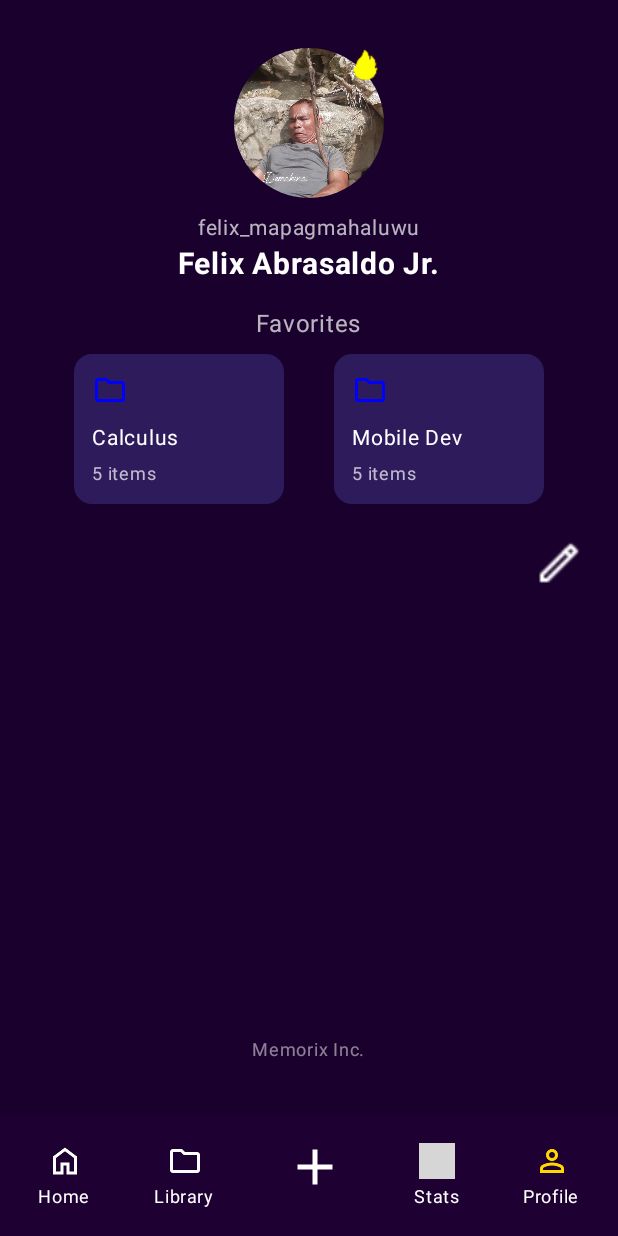
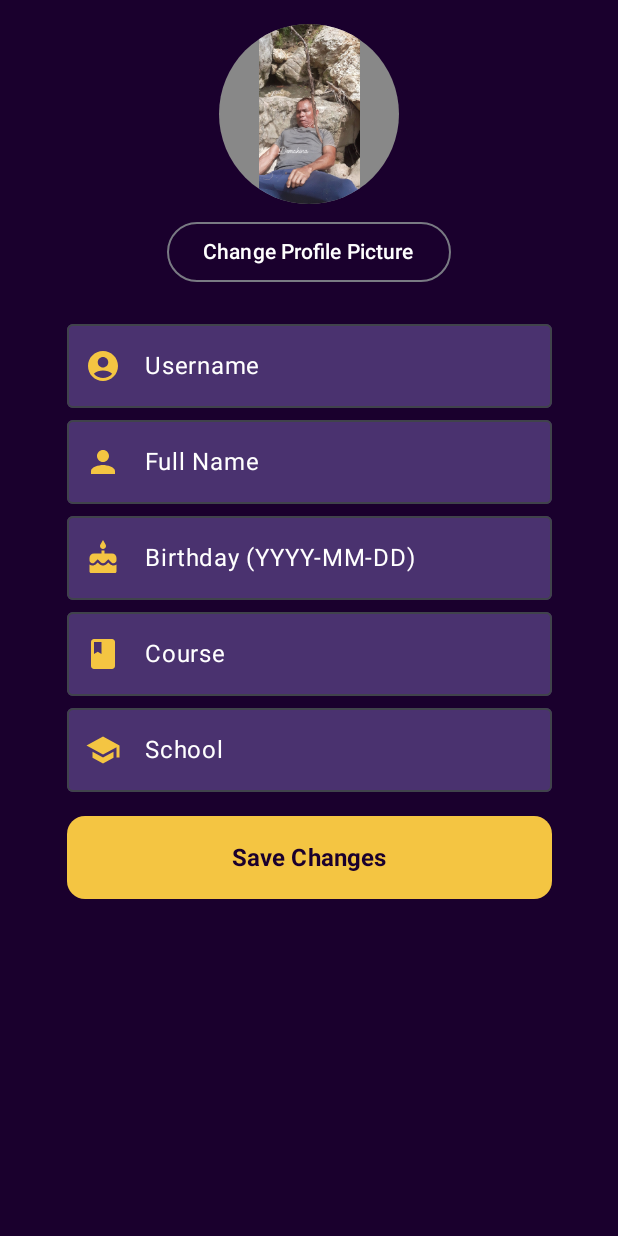
Before and after one commit to Andreauxx/MobDev-Project, an Android app built with Jetpack Compose: the ProfileScreen screen opened through its navigation route, after a tap on "Edit Profile", on a phone screen of 412 x 824 dp. Run offline under Robolectric (Android 15) with nearby library versions, the phone set to English and light mode, and no system bars; our stand-ins replace Firebase (no records; nobody signed in at launch, a user with empty details on screens opened directly), accompanist; pictures from the network do not load; grey boxes are pictures that could not be loaded.

Commit message:
Minor Fix
Added a new Database called Cloudinary it works together with Firebase as Cloudinary stores uploaded images and exports a url that can be saved in Firebase that can be fetched for the application

```diff
--- a/app/src/main/java/com/quadrants/memorix/AppNavigation.kt
+++ b/app/src/main/java/com/quadrants/memorix/AppNavigation.kt
@@ -35,6 +35,7 @@ fun AppNavigation(activity: MainActivity) {
             })
         }
 
+
         // Main Screens
         composable("home") { HomeScreen(navController, activity) }  // Pass activity here
         composable("folders") { LibraryScreen(navController) }
@@ -65,5 +66,17 @@ fun AppNavigation(activity: MainActivity) {
             UserDetailsScreen(navController, userId, name, email)
         }
 
+        // Interests Selection Screen (after user details)
+        composable("interests_selection/{userId}") { backStackEntry ->
+            val userId = backStackEntry.arguments?.getString("userId") ?: ""
+            InterestsSelectionScreen(navController, userId)
+        }
+
+        composable("edit_profile") {
+            EditProfileScreen(navController)
+        }
+
+
+
     }
 }
--- /dev/null
+++ b/app/src/main/java/com/quadrants/memorix/screens/EditProfileScreen.kt
@@ -0,0 +1,217 @@
+package com.quadrants.memorix.screens
+
+import android.content.Context
+import android.net.Uri
+import android.widget.Toast
+import android.os.Handler
+import android.os.Looper
+import android.util.Log
+import androidx.activity.compose.rememberLauncherForActivityResult
+import androidx.activity.result.contract.ActivityResultContracts
+import androidx.compose.foundation.background
+import androidx.compose.foundation.layout.*
+import androidx.compose.foundation.shape.CircleShape
+import androidx.compose.foundation.shape.RoundedCornerShape
+import androidx.compose.material.icons.Icons
+import androidx.compose.material.icons.filled.*
+import androidx.compose.material3.*
+import androidx.compose.runtime.*
+import androidx.compose.ui.Alignment
+import androidx.compose.ui.Modifier
+import androidx.compose.ui.draw.clip
+import androidx.compose.ui.graphics.Color
+import androidx.compose.ui.platform.LocalContext
+import androidx.compose.ui.text.font.FontWeight
+import androidx.compose.ui.unit.dp
+import androidx.compose.ui.unit.sp
+import androidx.navigation.NavController
+import coil.compose.AsyncImage
+import com.google.firebase.auth.FirebaseAuth
+import com.google.firebase.firestore.FirebaseFirestore
+import com.quadrants.memorix.R
+import com.quadrants.memorix.ui.theme.DarkViolet
+import com.quadrants.memorix.ui.theme.GoldenYellow
+import com.quadrants.memorix.utils.CloudinaryUploader
+import kotlinx.coroutines.launch
+import androidx.compose.ui.graphics.vector.ImageVector
+import androidx.compose.ui.text.font.FontFamily
+import com.quadrants.memorix.ui.theme.WorkSans
+
+
+@OptIn(ExperimentalMaterial3Api::class)
+@Composable
+fun EditProfileScreen(navController: NavController) {
+    val context = LocalContext.current
+    val firebaseAuth = FirebaseAuth.getInstance()
+    val firestore = FirebaseFirestore.getInstance()
+    val userId = firebaseAuth.currentUser?.uid
+
+    var username by remember { mutableStateOf("") }
+    var fullName by remember { mutableStateOf("") }
+    var birthday by remember { mutableStateOf("") }
+    var course by remember { mutableStateOf("") }
+    var school by remember { mutableStateOf("") }
+    var profilePictureUrl by remember { mutableStateOf("") }
+    var isLoading by remember { mutableStateOf(false) }
+
+    val coroutineScope = rememberCoroutineScope()
+
+    Text(text = "Edit Profile", color = DarkViolet, fontSize = 20.sp, fontWeight = FontWeight.Bold, fontFamily = WorkSans)
+    // Image Picker Launcher
+
+    val imagePickerLauncher = rememberLauncherForActivityResult(
+        contract = ActivityResultContracts.GetContent()
+    ) { uri: Uri? ->
+        uri?.let {
+            isLoading = true
+            coroutineScope.launch {
+                CloudinaryUploader.uploadImage(
+                    context = context,
+                    uri = it,
+                    onSuccess = { uploadedUrl ->
+                        Log.d("CloudinaryUpload", "Upload Successful: $uploadedUrl")
+                        profilePictureUrl = uploadedUrl
+                        updateProfilePictureInFirestore(userId, uploadedUrl, context)
+                        isLoading = false
+
+                        Handler(Looper.getMainLooper()).post {
+                            Toast.makeText(context, "Image uploaded successfully!", Toast.LENGTH_SHORT).show()
+                        }
+                    },
+                    onError = { error ->
+                        Log.e("CloudinaryUpload", "Upload Failed: $error")
+                        isLoading = false
+                        Handler(Looper.getMainLooper()).post {
+                            Toast.makeText(context, "Image upload failed! $error", Toast.LENGTH_SHORT).show()
+                        }
+                    }
+                )
+            }
+
+        }
+    }
+
+
+    // Fetch user data from Firestore
+    LaunchedEffect(userId) {
+        if (userId != null) {
+            firestore.collection("users").document(userId).get()
+                .addOnSuccessListener { document ->
+                    if (document.exists()) {
+                        username = document.getString("username") ?: ""
+                        fullName = document.getString("name") ?: ""
+                        birthday = document.getString("birthday") ?: ""
+                        course = document.getString("course") ?: ""
+                        school = document.getString("school") ?: ""
+                        profilePictureUrl = document.getString("profilePictureUrl") ?: ""
+                    }
+                }
+                .addOnFailureListener {
+                    Toast.makeText(context, "Failed to load profile", Toast.LENGTH_SHORT).show()
+                }
+        }
+    }
+
+    // UI
+    Box(
+        modifier = Modifier.fillMaxSize().background(DarkViolet)
+    ) {
+        Column(
+            modifier = Modifier.fillMaxWidth().padding(16.dp),
+            horizontalAlignment = Alignment.CenterHorizontally,
+            verticalArrangement = Arrangement.Center
+        ) {
+            // ✅ Profile Picture
+            AsyncImage(
+                model = if (profilePictureUrl.isNotEmpty()) profilePictureUrl else R.drawable.profile_placeholder,
+                contentDescription = "Profile Picture",
+                modifier = Modifier
+                    .size(120.dp)
+                    .clip(CircleShape)
+                    .background(Color.Gray)
+            )
+            Spacer(modifier = Modifier.height(8.dp))
+
+            OutlinedButton(onClick = { imagePickerLauncher.launch("image/*") }) {
+                Text("Change Profile Picture", color = Color.White)
+            }
+
+            Spacer(modifier = Modifier.height(16.dp))
+
+            // ✅ User Input Fields
+            CustomTextField(value = username, onValueChange = { username = it }, label = "Username", icon = Icons.Default.AccountCircle)
+            CustomTextField(value = fullName, onValueChange = { fullName = it }, label = "Full Name", icon = Icons.Default.Person)
+            CustomTextField(value = birthday, onValueChange = { birthday = it }, label = "Birthday (YYYY-MM-DD)", icon = Icons.Default.Cake)
+            CustomTextField(value = course, onValueChange = { course = it }, label = "Course", icon = Icons.Default.Book)
+            CustomTextField(value = school, onValueChange = { school = it }, label = "School", icon = Icons.Default.School)
+
+            Spacer(modifier = Modifier.height(16.dp))
+
+            // ✅ Save Button
+            Button(
+                onClick = {
+                    saveProfileChanges(userId, username, fullName, birthday, course, school, profilePictureUrl, context, navController)
+                },
+                colors = ButtonDefaults.buttonColors(containerColor = GoldenYellow),
+                shape = RoundedCornerShape(12.dp),
+                modifier = Modifier.fillMaxWidth(0.85f).height(55.dp)
+            ) {
+                Text(text = "Save Changes", color = DarkViolet, fontSize = 16.sp, fontWeight = FontWeight.Bold)
+            }
+
+            if (isLoading) {
+                Spacer(modifier = Modifier.height(16.dp))
+                CircularProgressIndicator(color = GoldenYellow)
+            }
+        }
+    }
+}
+
+
+
+// ✅ Function to Save Profile Changes
+fun saveProfileChanges(
+    userId: String?,
+    username: String,
+    fullName: String,
+    birthday: String,
+    course: String,
+    school: String,
+    profilePictureUrl: String,
+    context: Context,
+    navController: NavController
+) {
+    if (userId.isNullOrEmpty()) {
+        Toast.makeText(context, "User ID is missing.", Toast.LENGTH_SHORT).show()
+        return
+    }
+
+    val userData: Map<String, Any> = mapOf(
+        "username" to username,
+        "name" to fullName,
+        "birthday" to birthday,
+        "course" to course,
+        "school" to school,
+        "profilePictureUrl" to profilePictureUrl
+    )
+
+    FirebaseFirestore.getInstance().collection("users").document(userId).update(userData)
+        .addOnSuccessListener {
+            Toast.makeText(context, "Profile Updated!", Toast.LENGTH_SHORT).show()
+            navController.navigate("profile")
+        }
+        .addOnFailureListener { e ->
+            Toast.makeText(context, "Error: ${e.message}", Toast.LENGTH_SHORT).show()
+        }
+}
+
+// ✅ Function to Update Profile Picture in Firestore
+fun updateProfilePictureInFirestore(userId: String?, uploadedUrl: String, context: Context) {
+    userId?.let {
+        FirebaseFirestore.getInstance().collection("users").document(it)
+            .update("profilePictureUrl", uploadedUrl)
+            .addOnFailureListener {
+                Toast.makeText(context, "Failed to save profile picture URL", Toast.LENGTH_SHORT).show()
+            }
+    }
+}
--- a/app/src/main/java/com/quadrants/memorix/screens/ProfileScreen.kt
+++ b/app/src/main/java/com/quadrants/memorix/screens/ProfileScreen.kt
@@ -1,27 +1,77 @@
 package com.quadrants.memorix.screens
 
+import android.widget.Toast
+import androidx.compose.foundation.BorderStroke
+import androidx.compose.foundation.Image
 import androidx.compose.foundation.background
 import androidx.compose.foundation.layout.*
 import androidx.compose.foundation.shape.CircleShape
 import androidx.compose.foundation.shape.RoundedCornerShape
+import androidx.compose.material.icons.Icons
+import androidx.compose.material.icons.filled.Book
+import androidx.compose.material.icons.filled.Cake
+import androidx.compose.material.icons.filled.Email
+import androidx.compose.material.icons.filled.School
 import androidx.compose.material3.*
-import androidx.compose.runtime.Composable
+import androidx.compose.runtime.*
 import androidx.compose.ui.Alignment
 import androidx.compose.ui.Modifier
 import androidx.compose.ui.draw.clip
 import androidx.compose.ui.graphics.Color
+import androidx.compose.ui.graphics.vector.ImageVector
 import androidx.compose.ui.layout.ContentScale
 import androidx.compose.ui.res.painterResource
 import androidx.compose.ui.text.font.FontWeight
 import androidx.compose.ui.unit.dp
 import androidx.compose.ui.unit.sp
 import androidx.navigation.NavController
+import coil.compose.AsyncImage
+import com.google.firebase.auth.FirebaseAuth
+import com.google.firebase.firestore.FirebaseFirestore
 import com.quadrants.memorix.R
 import com.quadrants.memorix.ui.theme.DarkViolet
-import androidx.compose.foundation.Image
 
+@OptIn(ExperimentalMaterial3Api::class)
 @Composable
 fun ProfileScreen(navController: NavController) {
+    val firebaseAuth = remember { FirebaseAuth.getInstance() }
+    val firestore = remember { FirebaseFirestore.getInstance() }
+    val userId = firebaseAuth.currentUser?.uid
+
+    var username by remember { mutableStateOf("Loading...") }
+    var fullName by remember { mutableStateOf("Loading...") }
+    var email by remember { mutableStateOf("Loading...") }
+    var birthday by remember { mutableStateOf("Not Set") }
+    var course by remember { mutableStateOf("Not Set") }
+    var school by remember { mutableStateOf("Not Set") }
+    var isLoading by remember { mutableStateOf(true) }
+    var profilePictureUrl by remember { mutableStateOf("") }
+
+
+    // Fetch user data from Firestore
+    LaunchedEffect(userId) {
+        if (userId != null) {
+            firestore.collection("users").document(userId).get()
+                .addOnSuccessListener { document ->
+                    if (document.exists()) {
+                        username = document.getString("username") ?: "Unknown"
+                        fullName = document.getString("name") ?: "Unknown"
+                        email = document.getString("email") ?: "Unknown"
+                        birthday = document.getString("birthday") ?: "Not Set"
+                        course = document.getString("course") ?: "Not Set"
+                        school = document.getString("school") ?: "Not Set"
+                        profilePictureUrl = document.getString("profilePictureUrl") ?: "" // ✅ Fetch Profile Picture
+                    }
+                    isLoading = false
+                }
+                .addOnFailureListener {
+                    Toast.makeText(navController.context, "Failed to load profile", Toast.LENGTH_SHORT).show()
+                    isLoading = false
+                }
+        }
+    }
+
+
     Scaffold(
         bottomBar = {
             BottomNavBar(navController = navController, currentScreen = "profile", onPlusClick = {})
@@ -33,16 +83,22 @@ fun ProfileScreen(navController: NavController) {
                     .background(DarkViolet)
                     .padding(paddingValues)
             ) {
+                if (isLoading) {
+                    CircularProgressIndicator(
+                        color = Color.Yellow,
+                        modifier = Modifier.align(Alignment.Center)
+                    )
+                } else {
                     Column(
                         modifier = Modifier
                             .fillMaxSize()
                             .padding(horizontal = 16.dp, vertical = 32.dp),
                         horizontalAlignment = Alignment.CenterHorizontally
                     ) {
-                    // Profile Picture & Name
+                        // ✅ Profile Picture & Name
                         Box(contentAlignment = Alignment.TopEnd) {
-                        Image(
-                            painter = painterResource(id = R.drawable.profile_placeholder),
+                            AsyncImage(
+                                model = if (profilePictureUrl.isNotEmpty()) profilePictureUrl else R.drawable.profile_placeholder,
                                 contentDescription = "Profile Picture",
                                 contentScale = ContentScale.Crop,
                                 modifier = Modifier
@@ -58,12 +114,10 @@ fun ProfileScreen(navController: NavController) {
                         }
 
                         Spacer(modifier = Modifier.height(8.dp))
-                    Text("felix_mapagmahaluwu", fontSize = 14.sp, color = Color.White.copy(alpha = 0.7f))
-                    Text("Felix Abrasaldo Jr.", fontSize = 20.sp, fontWeight = FontWeight.Bold, color = Color.White)
+                        Text(username, fontSize = 14.sp, color = Color.White.copy(alpha = 0.7f))
+                        Text(fullName, fontSize = 20.sp, fontWeight = FontWeight.Bold, color = Color.White)
 
-                    Spacer(modifier = Modifier.height(16.dp))
-
-                    // Favorites Section
+                        // ✅ Favorites Section
                         Text("Favorites", fontSize = 16.sp, color = Color.White.copy(alpha = 0.7f))
                         Spacer(modifier = Modifier.height(8.dp))
 
@@ -75,30 +129,43 @@ fun ProfileScreen(navController: NavController) {
                             FavoriteFolder(name = "Mobile Dev", itemCount = 5)
                         }
 
+                        Spacer(modifier = Modifier.height(14.dp))
+
+                        // ✅ User Information
+                        ProfileDetail(icon = Icons.Default.Email, label = "Email", value = email)
+                        ProfileDetail(icon = Icons.Default.Cake, label = "Birthday", value = birthday)
+                        ProfileDetail(icon = Icons.Default.School, label = "School", value = school)
+                        ProfileDetail(icon = Icons.Default.Book, label = "Course", value = course)
+
                         Spacer(modifier = Modifier.height(16.dp))
 
-                    // Edit Button
-                    Box(
-                        modifier = Modifier.fillMaxWidth(),
-                        contentAlignment = Alignment.CenterEnd
-                    ) {
-                        IconButton(
-                            onClick = { /* Handle edit */ },
-                            modifier = Modifier.size(48.dp) // Increased size
+
+
+                        Spacer(modifier = Modifier.height(12.dp))
+
+                        // ✅ Edit Profile Button
+                        OutlinedButton(
+                            onClick = { navController.navigate("edit_profile") },
+                            colors = ButtonDefaults.buttonColors(containerColor = Color.Transparent),
+                            modifier = Modifier.fillMaxWidth(0.6f),
+                            border = BorderStroke(1.dp, Color.Yellow)
                         ) {
                             Icon(
                                 painter = painterResource(id = R.drawable.ic_edit),
                                 contentDescription = "Edit Profile",
                                 tint = Color.White,
-                                modifier = Modifier.size(32.dp) // Increased icon size
+                                modifier = Modifier.size(24.dp)
                             )
+                            Spacer(modifier = Modifier.width(8.dp))
+                            Text(text = "Edit Profile", fontSize = 14.sp, color = Color.White)
                         }
-                    }
+
 
                         Spacer(modifier = Modifier.weight(1f))
 
-                    // Footer
+                        // ✅ Footer
                         Text("Memorix Inc.", fontSize = 12.sp, color = Color.White.copy(alpha = 0.5f))
+                    }
                 }
             }
         }
@@ -106,10 +173,24 @@ fun ProfileScreen(navController: NavController) {
 }
 
 @Composable
+fun ProfileDetail(icon: ImageVector, label: String, value: String) {
+    Row(
+        modifier = Modifier.fillMaxWidth().padding(vertical = 8.dp),
+        verticalAlignment = Alignment.CenterVertically
+    ) {
+        Icon(imageVector = icon, contentDescription = label, tint = Color.Yellow, modifier = Modifier.size(24.dp))
+        Spacer(modifier = Modifier.width(12.dp))
+        Column {
+            Text(text = label, fontSize = 12.sp, color = Color.White.copy(alpha = 0.7f))
+            Text(text = value, fontSize = 16.sp, color = Color.White, fontWeight = FontWeight.Bold)
+        }
+    }
+}
+
+@Composable
 fun FavoriteFolder(name: String, itemCount: Int) {
     Card(
-        modifier = Modifier
-            .size(140.dp, 100.dp),
+        modifier = Modifier.size(140.dp, 100.dp),
         shape = RoundedCornerShape(12.dp),
         colors = CardDefaults.cardColors(containerColor = Color(0xFF2D1B5C))
     ) {
--- a/gradle/libs.versions.toml
+++ b/gradle/libs.versions.toml
@@ -12,6 +12,7 @@ navigationRuntimeKtx = "2.8.5"
 appcompat = "1.7.0"
 firebaseAuthKtx = "23.1.0"
 playServicesAuth = "21.3.0"
+firebaseStorageKtx = "21.0.1"
 
 [libraries]
 androidx-core-ktx = { group = "androidx.core", name = "core-ktx", version.ref = "coreKtx" }
@@ -32,6 +33,7 @@ androidx-navigation-runtime-ktx = { group = "androidx.navigation", name = "navig
 androidx-appcompat = { group = "androidx.appcompat", name = "appcompat", version.ref = "appcompat" }
 firebase-auth-ktx = { group = "com.google.firebase", name = "firebase-auth-ktx", version.ref = "firebaseAuthKtx" }
 play-services-auth = { group = "com.google.android.gms", name = "play-services-auth", version.ref = "playServicesAuth" }
+firebase-storage-ktx = { group = "com.google.firebase", name = "firebase-storage-ktx", version.ref = "firebaseStorageKtx" }
 
 [plugins]
 android-application = { id = "com.android.application", version.ref = "agp" }
```
Also changed, not shown: app/build.gradle.kts (+8 -0 lines), app/src/main/java/com/quadrants/memorix/CloudinaryService.kt (added, +22 -0 lines), app/src/main/java/com/quadrants/memorix/CloudinaryUploader.kt (added, +63 -0 lines), app/src/main/java/com/quadrants/memorix/screens/InterestsSelectionScreen.kt (added, +119 -0 lines), app/src/main/java/com/quadrants/memorix/screens/UserDetailsScreen.kt (+15 -54 lines), app/src/main/java/com/quadrants/memorix/screens/HomeScreen.kt (line endings or trailing spaces). Lines whose indentation alone changed are shown as unchanged.
